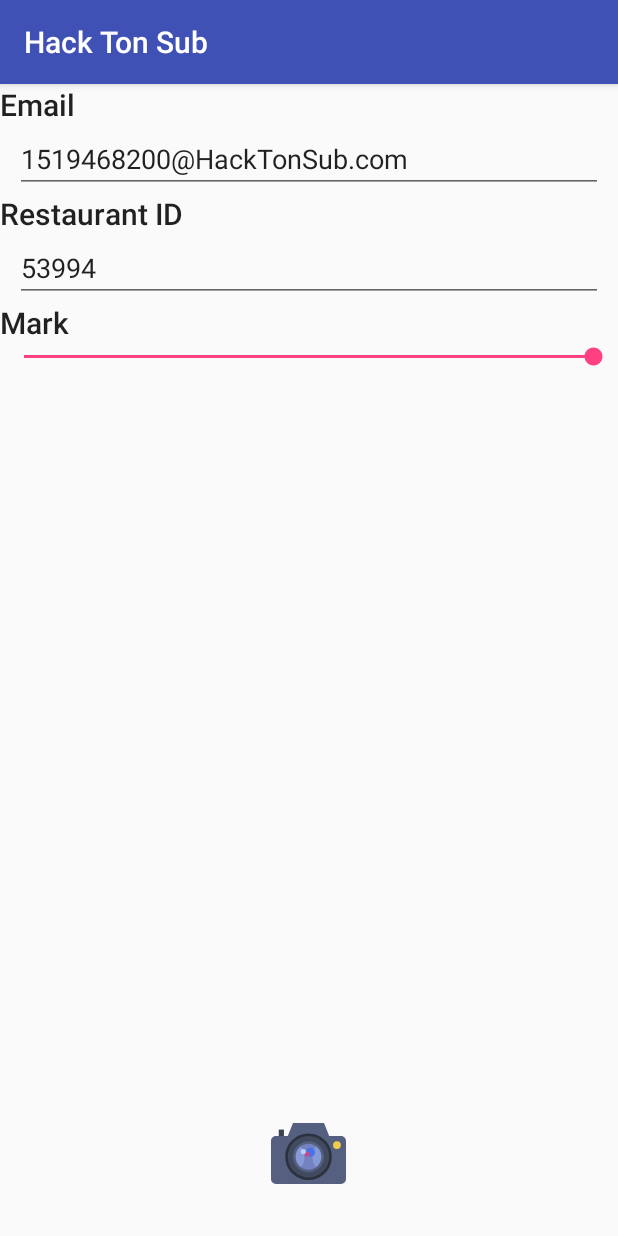
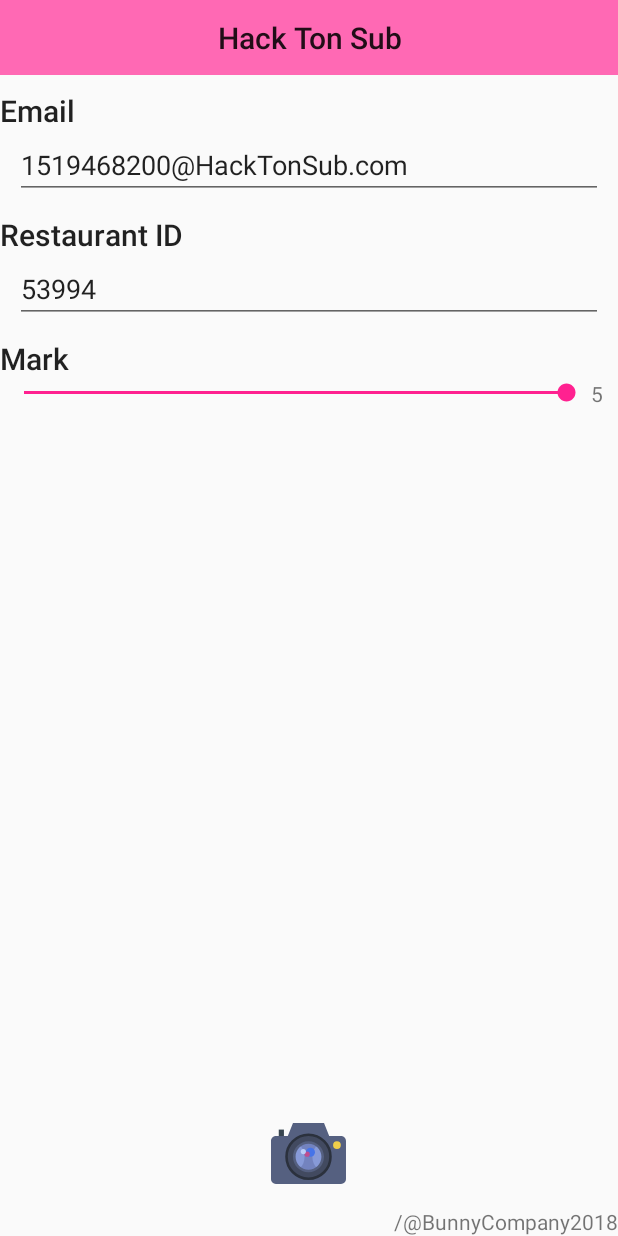
Before and after one commit to thamin-i/HackTonSub, an Android app: the screen it shows after launch (MainActivity), on a phone screen of 412 x 824 dp. Run offline under Robolectric (Android 15) with nearby library versions, the phone set to English and light mode, and no system bars.

Commit message:
@Company and mark displayed

```diff
--- a/android_app/app/src/main/AndroidManifest.xml
+++ b/android_app/app/src/main/AndroidManifest.xml
@@ -11,7 +11,9 @@
         android:theme="@style/AppTheme">
         <activity
             android:name=".MainActivity"
-            android:label="@string/app_name">
+            android:label="@string/app_name"
+            android:theme="@style/AppTheme.NoActionBar"
+            android:screenOrientation="portrait">
             <intent-filter>
                 <action android:name="android.intent.action.MAIN" />
 
--- a/android_app/app/src/main/java/com/etipech/hacktonsub/MainActivity.java
+++ b/android_app/app/src/main/java/com/etipech/hacktonsub/MainActivity.java
@@ -10,6 +10,7 @@ import android.util.Log;
 import android.view.View;
 import android.widget.EditText;
 import android.widget.SeekBar;
+import android.widget.TextView;
 import android.widget.Toast;
 
 import java.io.BufferedReader;
@@ -21,6 +22,41 @@ import java.net.URL;
 import javax.net.ssl.HttpsURLConnection;
 
 public class MainActivity extends AppCompatActivity {
+
+    @Override
+    protected void onCreate(Bundle savedInstanceState) {
+        super.onCreate(savedInstanceState);
+        setContentView(R.layout.activity_main);
+        Long emailLong = System.currentTimeMillis() / 1000;
+        String email = emailLong.toString();
+        EditText email_input = findViewById(R.id.email_input);
+        EditText restaurant_input = findViewById(R.id.restaurant_input);
+        email = email + "@HackTonSub.com";
+        String restaurant = "53994";
+        email_input.setText(email);
+        restaurant_input.setText(restaurant);
+        final SeekBar mark_input = (SeekBar) findViewById(R.id.mark_input);
+        final TextView mark_Value = findViewById(R.id.mark_value);
+
+        mark_input.setOnSeekBarChangeListener(new SeekBar.OnSeekBarChangeListener() {
+            @Override
+            public void onProgressChanged(SeekBar seekBar, int progress,
+                                          boolean fromUser) {
+                // TODO Auto-generated method stub
+                mark_Value.setText(String.valueOf(progress));
+            }
+
+            @Override
+            public void onStartTrackingTouch(SeekBar seekBar) {
+                // TODO Auto-generated method stub
+            }
+
+            @Override
+            public void onStopTrackingTouch(SeekBar seekBar) {
+                // TODO Auto-generated method stub
+            }
+        });
+    }
 
     private void toaster(String message, int duration) {
         Context context = getApplicationContext();
@@ -61,20 +97,6 @@ public class MainActivity extends AppCompatActivity {
         }
     }
 
-    @Override
-    protected void onCreate(Bundle savedInstanceState) {
-        super.onCreate(savedInstanceState);
-        setContentView(R.layout.activity_main);
-        Long emailLong = System.currentTimeMillis() / 1000;
-        String email = emailLong.toString();
-        EditText email_input = findViewById(R.id.email_input);
-        EditText restaurant_input = findViewById(R.id.restaurant_input);
-        email = email + "@HackTonSub.com";
-        String restaurant = "53994";
-        email_input.setText(email);
-        restaurant_input.setText(restaurant);
-    }
-
     protected void onActivityResult(int requestCode, int resultCode, Intent data) {
         super.onActivityResult(requestCode, resultCode, data);
         if (resultCode == RESULT_OK && null != data) {
--- a/android_app/app/src/main/res/layout/activity_main.xml
+++ b/android_app/app/src/main/res/layout/activity_main.xml
@@ -18,24 +18,24 @@
 
         <android.widget.EditText
             android:id="@+id/restaurant-input"
-            android:focusable="false"
             android:layout_width="match_parent"
             android:layout_height="wrap_content"
             android:layout_alignParentStart="true"
             android:layout_below="@+id/restaurant-view"
+            android:layout_marginEnd="10dp"
+            android:layout_marginStart="10dp"
+            android:focusable="false"
             android:hint="restaurant ID"
-            android:layout_marginStart="10dp"
-            android:layout_marginEnd="10dp"
             android:inputType="number" />
 
         <android.widget.EditText
             android:id="@+id/email-input"
-            android:focusable="false"
             android:layout_width="match_parent"
             android:layout_height="wrap_content"
             android:layout_below="@+id/email-view"
+            android:layout_marginEnd="10dp"
             android:layout_marginStart="10dp"
-            android:layout_marginEnd="10dp"
+            android:focusable="false"
             android:hint="email address" />
 
         <SeekBar
@@ -44,6 +44,7 @@
             android:layout_height="wrap_content"
             android:layout_alignParentStart="true"
             android:layout_below="@+id/mark-view"
+            android:layout_toStartOf="@+id/mark_value"
             android:max="5"
             android:progress="5" />
 
@@ -63,7 +64,8 @@
             android:layout_width="match_parent"
             android:layout_height="wrap_content"
             android:layout_alignParentStart="true"
-            android:layout_alignParentTop="true"
+            android:layout_below="@+id/header"
+            android:layout_marginTop="10dp"
             android:text="Email"
             android:textAppearance="@style/TextAppearance.AppCompat.SearchResult.Title" />
 
@@ -73,6 +75,7 @@
             android:layout_height="wrap_content"
             android:layout_alignParentStart="true"
             android:layout_below="@+id/email-input"
+            android:layout_marginTop="10dp"
             android:text="Restaurant ID"
             android:textAppearance="@style/TextAppearance.AppCompat.SearchResult.Title" />
 
@@ -82,8 +85,48 @@
             android:layout_height="wrap_content"
             android:layout_alignParentStart="true"
             android:layout_below="@+id/restaurant-input"
+            android:layout_marginTop="10dp"
             android:text="Mark"
             android:textAppearance="@style/TextAppearance.AppCompat.SearchResult.Title" />
 
+        <LinearLayout
+            android:id="@+id/header"
+            android:layout_width="match_parent"
+            android:layout_height="50dp"
+            android:layout_alignParentStart="true"
+            android:background="@color/colorPrimary"
+            android:orientation="vertical">
+
+            <TextView
+                android:id="@+id/title"
+                android:layout_width="match_parent"
+                android:layout_height="match_parent"
+                android:gravity="center_vertical"
+                android:text="Hack Ton Sub"
+                android:textAlignment="center"
+                android:textAppearance="@style/TextAppearance.AppCompat.Title" />
+        </LinearLayout>
+
+        <TextView
+            android:id="@+id/company"
+            android:layout_width="wrap_content"
+            android:layout_height="wrap_content"
+            android:layout_alignParentBottom="true"
+            android:layout_alignParentEnd="true"
+            android:text="/@BunnyCompany2018"
+            tools:layout_editor_absoluteX="90dp"
+            tools:layout_editor_absoluteY="536dp" />
+
+        <TextView
+            android:id="@+id/mark_value"
+            android:layout_width="wrap_content"
+            android:layout_height="wrap_content"
+            android:layout_alignEnd="@+id/company"
+            android:layout_below="@+id/mark-view"
+            android:text="5"
+            android:layout_marginEnd="10dp"
+            tools:layout_editor_absoluteX="384dp"
+            tools:layout_editor_absoluteY="256dp" />
+
     </RelativeLayout>
 </android.support.constraint.ConstraintLayout>
--- a/android_app/app/src/main/res/menu/navigation.xml
+++ /dev/null
@@ -1,19 +0,0 @@
-<?xml version="1.0" encoding="utf-8"?>
-<menu xmlns:android="http://schemas.android.com/apk/res/android">
-
-    <item
-        android:id="@+id/navigation_home"
-        android:icon="@drawable/ic_home_black_24dp"
-        android:title="@string/title_home" />
-
-    <item
-        android:id="@+id/navigation_dashboard"
-        android:icon="@drawable/ic_dashboard_black_24dp"
-        android:title="@string/title_dashboard" />
-
-    <item
-        android:id="@+id/navigation_notifications"
-        android:icon="@drawable/ic_notifications_black_24dp"
-        android:title="@string/title_notifications" />
-
-</menu>
--- a/android_app/app/src/main/res/values/colors.xml
+++ b/android_app/app/src/main/res/values/colors.xml
@@ -1,6 +1,6 @@
 <?xml version="1.0" encoding="utf-8"?>
 <resources>
-    <color name="colorPrimary">#3F51B5</color>
-    <color name="colorPrimaryDark">#303F9F</color>
-    <color name="colorAccent">#FF4081</color>
+    <color name="colorPrimary">#ff69b4</color>
+    <color name="colorPrimaryDark">#fa58a9</color>
+    <color name="colorAccent">#ff2190</color>
 </resources>
--- a/android_app/app/src/main/res/values/strings.xml
+++ b/android_app/app/src/main/res/values/strings.xml
@@ -1,6 +1,3 @@
 <resources>
     <string name="app_name">Hack Ton Sub</string>
-    <string name="title_home">Home</string>
-    <string name="title_dashboard">Dashboard</string>
-    <string name="title_notifications">Notifications</string>
 </resources>
--- a/android_app/app/src/main/res/values/styles.xml
+++ b/android_app/app/src/main/res/values/styles.xml
@@ -8,4 +8,8 @@
         <item name="colorAccent">@color/colorAccent</item>
     </style>
 
+    <style name="AppTheme.NoActionBar">
+        <item name="windowActionBar">false</item>
+        <item name="windowNoTitle">true</item>
+    </style>
 </resources>
```
